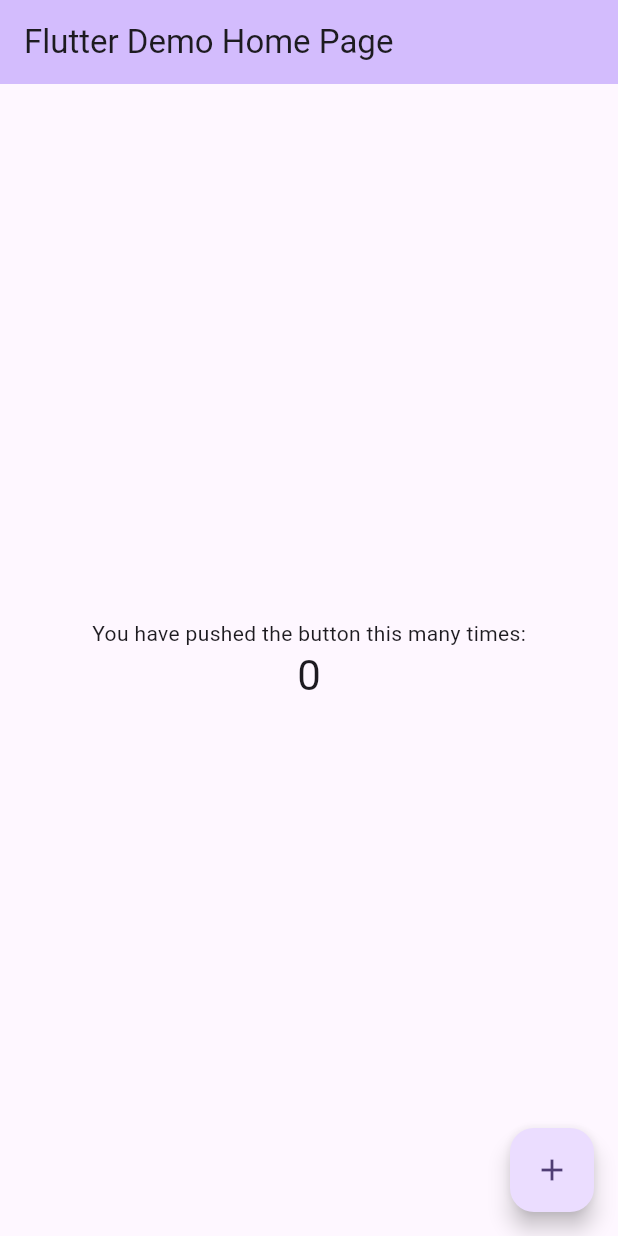
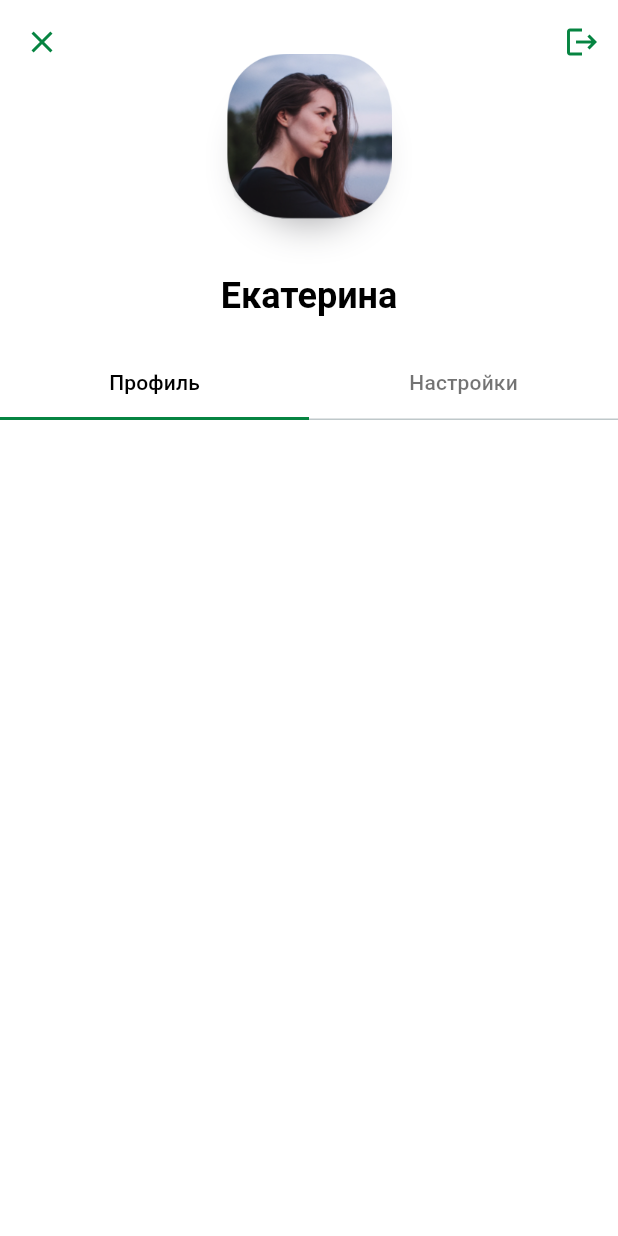
Before and after one commit to ZotovNikita/SberApp, a Flutter app: the screen it shows after launch, on a phone screen of 412 x 824 dp. Run offline on Flutter 3.47's test engine with Material 3 defaults, Android fonts, the phone set to English and light mode, and no system bars; Roboto replaces fonts that are missing (SF_Pro_Display, SF_Pro_Text).

Commit message:
add appbar

```diff
--- /dev/null
+++ b/lib/app/models/user.dart
@@ -0,0 +1,5 @@
+class User {
+  User(this.image, this.name);
+  final String image;
+  final String name;
+}
--- a/lib/app/pages/main/user_profile_page.dart
+++ b/lib/app/pages/main/user_profile_page.dart
@@ -1,54 +1,37 @@
 import 'package:flutter/material.dart';
+import 'package:sber_app/app/utils/constants.dart';
+import 'package:sber_app/app/widgets/appbar.dart';
 
 class UserProfilePage extends StatefulWidget {
-  const UserProfilePage({super.key, required this.title});
-
-  final String title;
+  const UserProfilePage({super.key});
 
   @override
   State<UserProfilePage> createState() => _UserProfilePageState();
 }
 
-class _UserProfilePageState extends State<UserProfilePage> {
-  int _counter = 0;
+class _UserProfilePageState extends State<UserProfilePage>
+    with TickerProviderStateMixin {
+  late TabController _tabController;
 
-  void _incrementCounter() {
-    setState(() {
-      _counter++;
-    });
+  @override
+  void initState() {
+    _tabController = TabController(length: 2, vsync: this);
+    super.initState();
   }
 
   @override
   Widget build(BuildContext context) {
 
     return Scaffold(
-      appBar: AppBar(
-
-        backgroundColor: Theme.of(context).colorScheme.inversePrimary,
-
-        title: Text(widget.title),
-      ),
-      body: Center(
-
-        child: Column(
-
-          mainAxisAlignment: MainAxisAlignment.center,
-          children: <Widget>[
-            const Text(
-              'You have pushed the button this many times:',
-            ),
-            Text(
-              '$_counter',
-              style: Theme.of(context).textTheme.headlineMedium,
-            ),
-          ],
-        ),
-      ),
-      floatingActionButton: FloatingActionButton(
-        onPressed: _incrementCounter,
-        tooltip: 'Increment',
-        child: const Icon(Icons.add),
-      ),
-    );
+        backgroundColor: AppColors.primary,
+        body: SafeArea(
+            child: NestedScrollView(
+                headerSliverBuilder: (context, value) {
+                  return [Appbar(tabController: _tabController, user: user)];
+                },
+                body: TabBarView(controller: _tabController, children: [
+                  ListView(physics: const NeverScrollableScrollPhysics()),
+                  const Center(child: CircularProgressIndicator())
+                ]))));
   }
 }
--- a/lib/app/sber_app.dart
+++ b/lib/app/sber_app.dart
@@ -1,5 +1,6 @@
 import 'package:flutter/material.dart';
 import 'package:sber_app/app/pages/main/user_profile_page.dart';
+import 'package:sber_app/app/theme.dart';
 
 class SberApp extends StatelessWidget {
   const SberApp({super.key});
@@ -7,13 +8,9 @@ class SberApp extends StatelessWidget {
   @override
   Widget build(BuildContext context) {
     return MaterialApp(
-      title: 'Flutter Demo',
-      theme: ThemeData(
-
-        colorScheme: ColorScheme.fromSeed(seedColor: Colors.deepPurple),
-        useMaterial3: true,
-      ),
-      home: const UserProfilePage(title: 'Flutter Demo Home Page'),
+      debugShowCheckedModeBanner: false,
+      theme: AppTheme.themeData,
+      home: const UserProfilePage(),
     );
   }
 }
--- /dev/null
+++ b/lib/app/theme.dart
@@ -0,0 +1,31 @@
+import 'package:flutter/material.dart';
+import 'package:flutter/scheduler.dart';
+import 'package:sber_app/app/utils/constants.dart';
+
+class AppTheme {
+  static ThemeData themeData = ThemeData(
+    textTheme: TextTheme(
+        titleLarge: AppFonts.titleLarge,
+        titleMedium: AppFonts.titleMedium,
+        titleSmall: AppFonts.titleSmall,
+        bodyLarge: AppFonts.bodyLarge,
+        bodyMedium: AppFonts.bodyMedium,
+        bodySmall: AppFonts.bodySmall),
+
+    appBarTheme: const AppBarTheme(
+        surfaceTintColor: AppColors.primary,
+        // iconTheme: IconThemeData(color: AppColors.icon)
+        ),
+
+    colorScheme: ColorScheme.fromSeed(
+      seedColor: AppColors.primary,
+    ),
+    useMaterial3: true,
+  );
+
+  static bool isDarkMode() {
+    var brightness =
+        SchedulerBinding.instance.platformDispatcher.platformBrightness;
+    return brightness == Brightness.dark;
+  }
+}
--- /dev/null
+++ b/lib/app/utils/constants.dart
@@ -0,0 +1,60 @@
+import 'package:flutter/material.dart';
+import 'package:sber_app/app/models/user.dart';
+
+abstract class AppColors {
+  static const Color primary = Colors.white;
+  static const Color textPrimary = Colors.black;
+  static final Color textSecondary = Colors.black.withOpacity(0.55);
+  static const Color shadow = Color(0x7A1D1D25);
+  static const Color tabBrand = Color(0xFF068441);
+}
+
+abstract class AppFonts {
+
+  static const titleLarge = TextStyle(
+      fontFamily: 'SF_Pro_Display',
+      fontWeight: FontWeight.w700,
+      fontSize: 24,
+      color: AppColors.textPrimary,);
+
+  static const titleMedium = TextStyle(
+      fontFamily: 'SF_Pro_Text',
+      fontWeight: FontWeight.w700,
+      fontSize: 20,
+      color: AppColors.textPrimary);
+
+  static const titleSmall = TextStyle(
+      fontFamily: 'SF_Pro_Text',
+      fontWeight: FontWeight.w500,
+      fontSize: 14,
+      color: AppColors.textPrimary);
+
+  static final bodyLarge = TextStyle(
+      fontFamily: 'SF_Pro_Text',
+      fontWeight: FontWeight.w500,
+      fontSize: 20,
+      color: AppColors.textSecondary);
+
+  static final bodyMedium = TextStyle(
+      fontFamily: 'SF_Pro_Text',
+      fontWeight: FontWeight.w500,
+      fontSize: 16,
+      color: AppColors.textSecondary);
+
+  static final bodySmall = TextStyle(
+      fontFamily: 'SF_Pro_Text',
+      fontWeight: FontWeight.w500,
+      fontSize: 14,
+      color: AppColors.textSecondary);
+}
+
+abstract class Strings {
+  static const String profile = "Профиль";
+  static const String settings = "Настройки";
+}
+
+abstract class Resources {
+  static const String userProfileImage = "assets/images/photo.png";
+}
+
+final user = User(Resources.userProfileImage, "Екатерина");
--- a/pubspec.yaml
+++ b/pubspec.yaml
@@ -59,8 +59,8 @@ flutter:
   uses-material-design: true
 
   # To add assets to your application, add an assets section, like this:
-  # assets:
-  #   - images/a_dot_burr.jpeg
+  assets:
+    - assets/images/
   #   - images/a_dot_ham.jpeg
 
   # An image asset can refer to one or more resolution-specific "variants", see
```
Also changed, not shown: lib/app/widgets/appbar.dart (added, +90 -0 lines), assets/fonts/SF_Pro_Display_Bold.otf (added), assets/fonts/SF_Pro_Text_Bold.ttf (added), assets/fonts/SF_Pro_Text_Medium.ttf (added), assets/images/photo.png (added), 1 other file.
